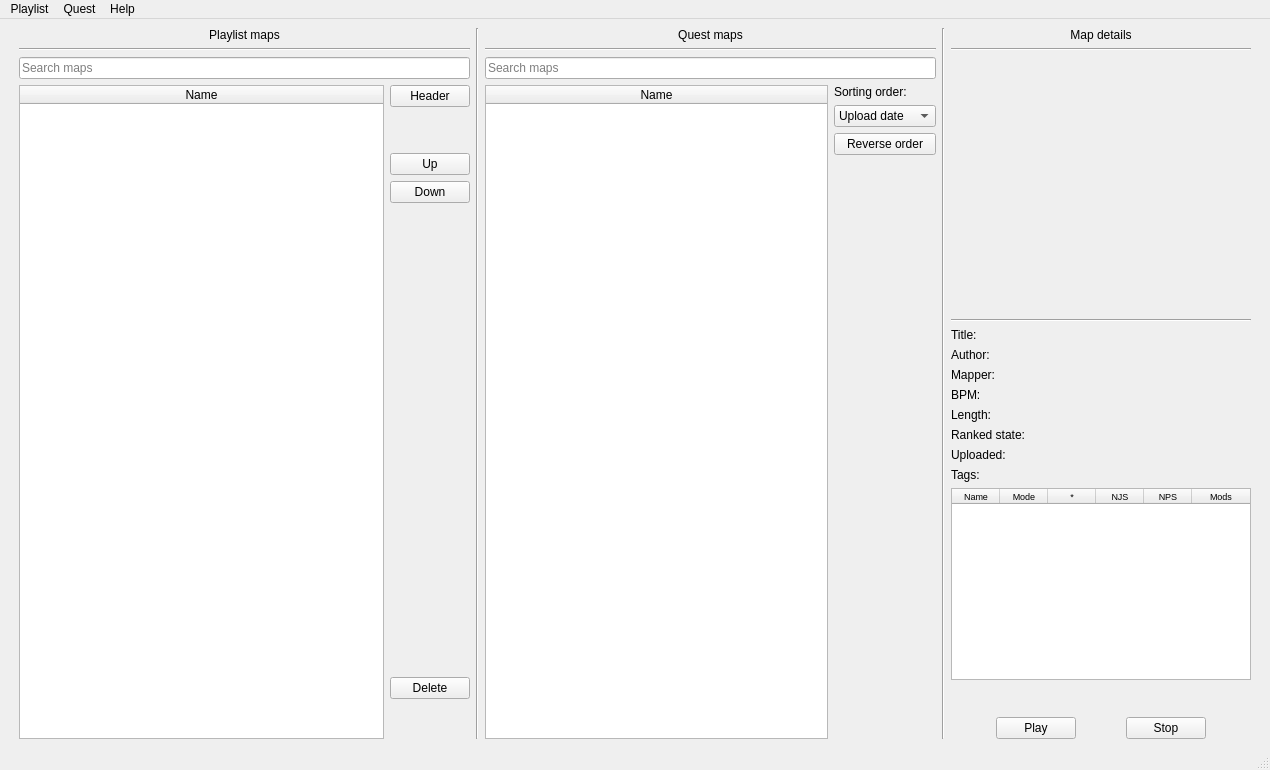
This is ui/main.ui in Unvire/Quest3-beatsaber-playlist-manager as Qt 5 draws it before an edit. The edited form follows.
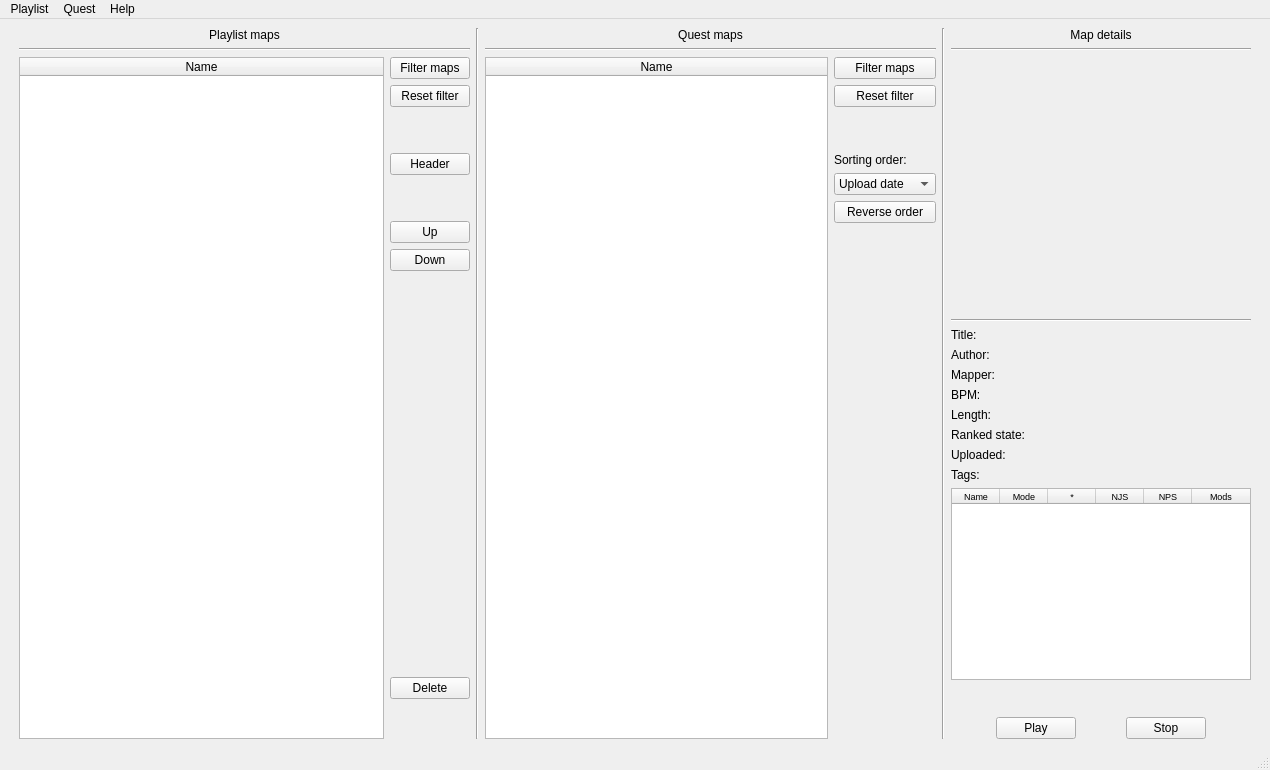
This is the edited form.

Commit message: replaces search edit with buttons

Diff of the .ui file:
```diff
--- a/ui/main.ui
+++ b/ui/main.ui
@@ -64,13 +64,6 @@
           </property>
          </widget>
         </item>
-        <item>
-         <widget class="QLineEdit" name="filterPlaylistMapsEdit">
-          <property name="placeholderText">
-           <string>Search maps</string>
-          </property>
-         </widget>
-        </item>
         <item>
          <layout class="QHBoxLayout" name="horizontalLayout_2" stretch="10,1">
           <item>
@@ -119,7 +112,34 @@
            </widget>
           </item>
           <item>
-           <layout class="QVBoxLayout" name="verticalLayout_8" stretch="0,0,0,0,1,0,0">
+           <layout class="QVBoxLayout" name="verticalLayout_8" stretch="0,0,0,0,0,0,0,1,0,0">
+            <item>
+             <widget class="QPushButton" name="filterPlaylistButton">
+              <property name="text">
+               <string>Filter maps</string>
+              </property>
+             </widget>
+            </item>
+            <item>
+             <widget class="QPushButton" name="reseFilterPlaylistButton">
+              <property name="text">
+               <string>Reset filter</string>
+              </property>
+             </widget>
+            </item>
+            <item>
+             <spacer name="verticalSpacer_6">
+              <property name="orientation">
+               <enum>Qt::Vertical</enum>
+              </property>
+              <property name="sizeHint" stdset="0">
+               <size>
+                <width>20</width>
+                <height>40</height>
+               </size>
+              </property>
+             </spacer>
+            </item>
             <item>
              <widget class="QPushButton" name="setPlaylistHeaderButton">
               <property name="text">
@@ -219,13 +239,6 @@
           </property>
          </widget>
         </item>
-        <item>
-         <widget class="QLineEdit" name="searchAllMapsEdit">
-          <property name="placeholderText">
-           <string>Search maps</string>
-          </property>
-         </widget>
-        </item>
         <item>
          <layout class="QHBoxLayout" name="horizontalLayout_6">
           <item>
@@ -253,7 +266,34 @@
            </widget>
           </item>
           <item>
-           <layout class="QVBoxLayout" name="verticalLayout_3">
+           <layout class="QVBoxLayout" name="verticalLayout_3" stretch="0,0,0,0,0,0,1">
+            <item>
+             <widget class="QPushButton" name="filterQuestMapsButton">
+              <property name="text">
+               <string>Filter maps</string>
+              </property>
+             </widget>
+            </item>
+            <item>
+             <widget class="QPushButton" name="resetFilterQuestMapsButton">
+              <property name="text">
+               <string>Reset filter</string>
+              </property>
+             </widget>
+            </item>
+            <item>
+             <spacer name="verticalSpacer_7">
+              <property name="orientation">
+               <enum>Qt::Vertical</enum>
+              </property>
+              <property name="sizeHint" stdset="0">
+               <size>
+                <width>20</width>
+                <height>40</height>
+               </size>
+              </property>
+             </spacer>
+            </item>
             <item>
              <widget class="QLabel" name="label">
               <property name="text">
```
